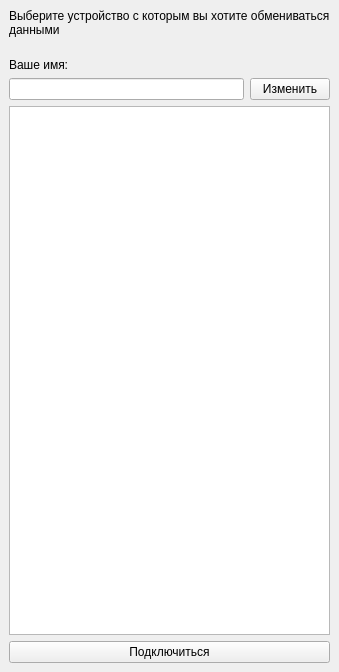
The window that res/mainwindow.ui (TheJustRusik/send-it) describes before a commit, drawn with Qt 5.
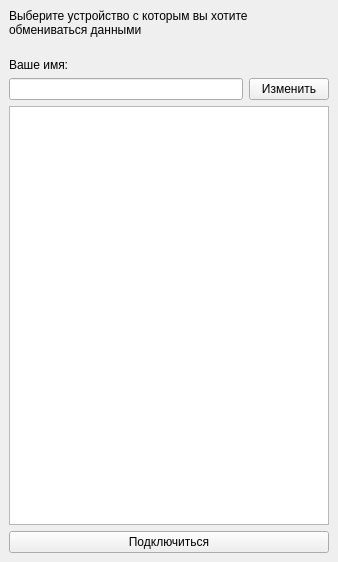
The same window after the commit.

Commit message: Device picking and comments

What changed in the file:
```diff
--- a/res/mainwindow.ui
+++ b/res/mainwindow.ui
@@ -6,8 +6,8 @@
    <rect>
     <x>0</x>
     <y>0</y>
-    <width>339</width>
-    <height>672</height>
+    <width>338</width>
+    <height>562</height>
    </rect>
   </property>
   <property name="windowTitle">
```
Left out of the diff: 18 changed lines with no effect on the pictures. The commit also changes 2 other files.
